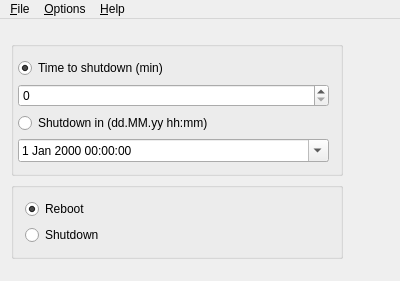
Before: the Qt Designer form qt/qtpoweroff/mainwindow.ui in Vitozz/kukuruzo, drawn with Qt 5.
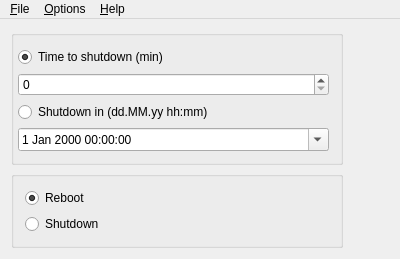
After: the same form once the commit is applied. Icons and pictures are not drawn.

Patch:
```diff
--- a/qt/qtpoweroff/mainwindow.ui
+++ b/qt/qtpoweroff/mainwindow.ui
@@ -7,7 +7,7 @@
     <x>0</x>
     <y>0</y>
     <width>400</width>
-    <height>281</height>
+    <height>212</height>
    </rect>
   </property>
   <property name="sizePolicy">
@@ -27,6 +27,9 @@
    <layout class="QVBoxLayout" name="verticalLayout_2">
     <item>
      <layout class="QHBoxLayout" name="horizontalLayout">
+      <property name="sizeConstraint">
+       <enum>QLayout::SetDefaultConstraint</enum>
+      </property>
       <item>
        <layout class="QVBoxLayout" name="verticalLayout">
         <item>
```
Left out of the diff: 3 changed lines with no effect on the pictures.
